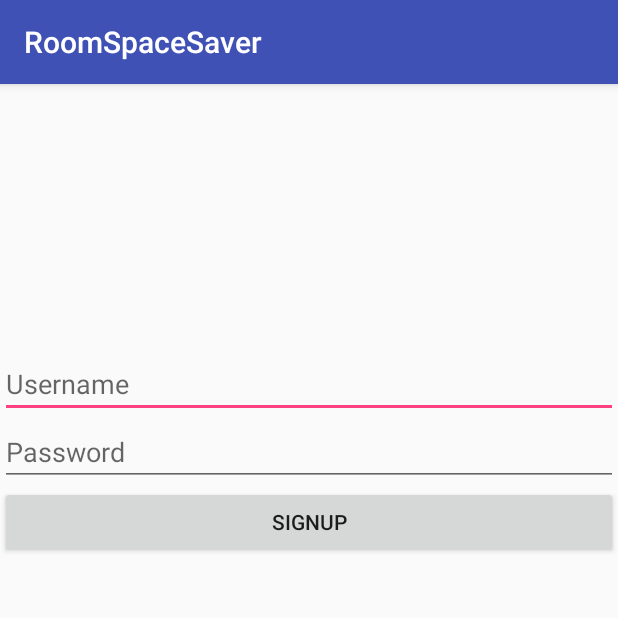
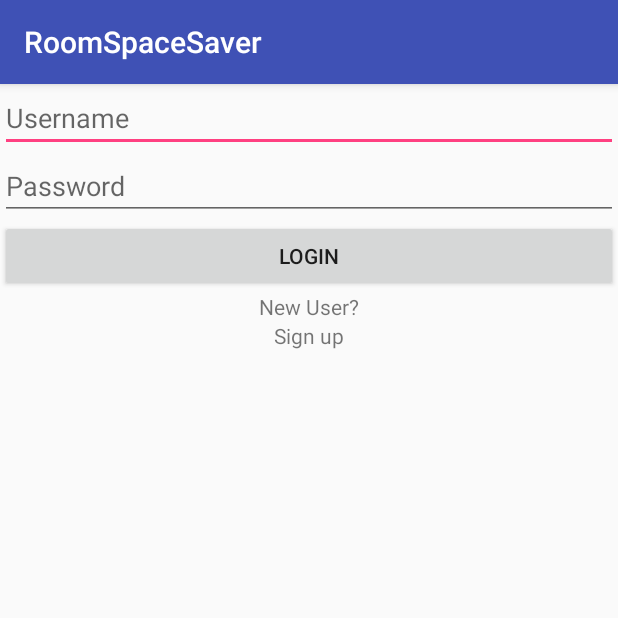
Before and after one commit to aneri885/RoomSpaceSaver, an Android app: the screen it shows after launch (MainActivity), after a tap on "SIGNUP", on a phone screen of 412 x 824 dp, the top half of it. Run offline under Robolectric (Android 15) with nearby library versions, the phone set to English and light mode, and no system bars; 1 other tap on this screen came first.

Commit message:
change to login layout if user created successfully, else if failed stay at registration layout to try again

```diff
--- a/app/src/main/java/com/example/shant/roomspacesaver/MainActivity.java
+++ b/app/src/main/java/com/example/shant/roomspacesaver/MainActivity.java
@@ -24,8 +24,8 @@ public class MainActivity extends AppCompatActivity {
     }
     public void showSignUpView(View view){
         Log.d("New user!","Signup");
-        LinearLayout loginlayout= (LinearLayout) findViewById(R.id.loginView);
-        LinearLayout signUpLayout = (LinearLayout) findViewById(R.id.signUpView);
+        final LinearLayout loginlayout= (LinearLayout) findViewById(R.id.loginView);
+        final LinearLayout signUpLayout = (LinearLayout) findViewById(R.id.signUpView);
         final EditText newUserName = (EditText) findViewById(R.id.newUserNameText);
         final EditText newUserPass = (EditText) findViewById(R.id.newUserPasswordText);
         Button signUpButton = (Button) findViewById(R.id.signUpButton);
@@ -46,10 +46,14 @@ public class MainActivity extends AppCompatActivity {
                 newUser.password = userPass;
                 newUser.rooms= new Room[0];
                 boolean inserted = myDb.insertUser(userName, userPass, "[]");
-                if (inserted)
-                    Toast.makeText(MainActivity.this, "User created", Toast.LENGTH_SHORT).show();
-                else
-                    Toast.makeText(MainActivity.this, "User creation failed", Toast.LENGTH_SHORT).show();
+                if (inserted){
+                    Toast.makeText(MainActivity.this, "User created, Please login", Toast.LENGTH_SHORT).show();
+                    loginlayout.setVisibility(View.VISIBLE);
+                    signUpLayout.setVisibility(View.INVISIBLE);
+                }
+                else{
+                    Toast.makeText(MainActivity.this, "User creation failed, retry again", Toast.LENGTH_SHORT).show();
+                }
             }
         });
 
```
